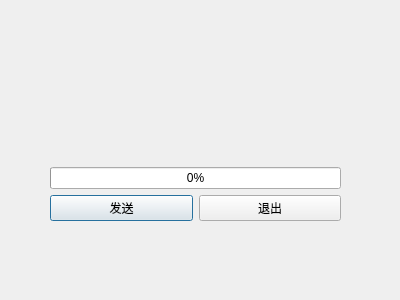
Qt form QClient/sendfile.ui (KailinLi/QChat) before a commit.
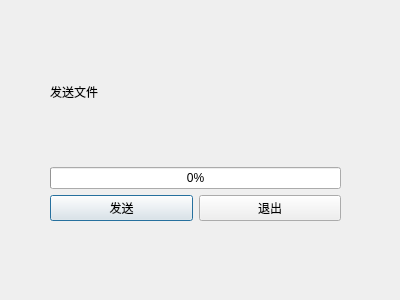
The same form after that commit.

```diff
--- a/QClient/sendfile.ui
+++ b/QClient/sendfile.ui
@@ -13,7 +13,7 @@
   <property name="windowTitle">
    <string>Dialog</string>
   </property>
-  <widget class="QWidget" name="">
+  <widget class="QWidget" name="layoutWidget">
    <property name="geometry">
     <rect>
      <x>50</x>
@@ -57,7 +57,7 @@
     <item row="0" column="0" colspan="2">
      <widget class="QLabel" name="fileNameLabel">
       <property name="text">
-       <string/>
+       <string>发送文件</string>
       </property>
      </widget>
     </item>
```
Left out of the diff: 2 changed lines with no effect on the pictures.
